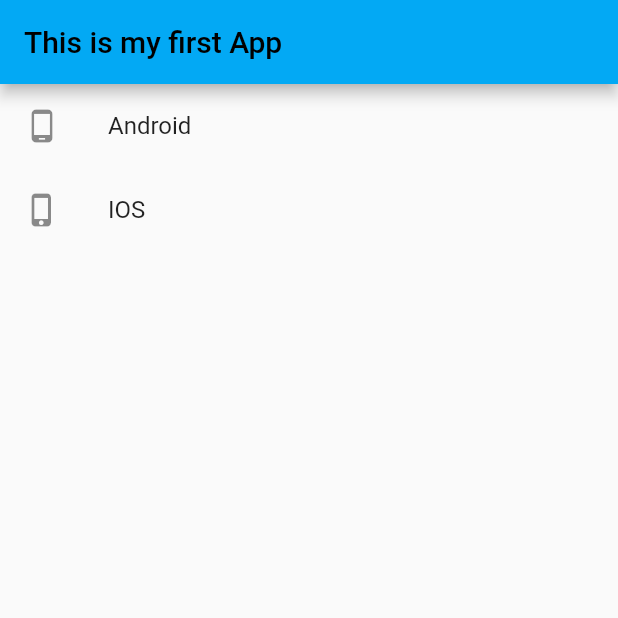
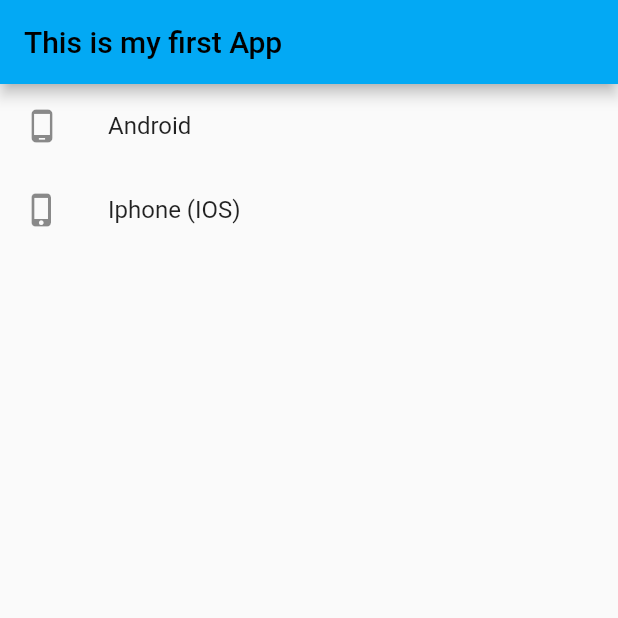
Before and after one commit to StewardHE/MobileAPP_Code, a Flutter app: the screen it shows after launch, on a phone screen of 412 x 824 dp, the top half of it. Run offline on Flutter 3.47's test engine with Material 2 defaults, Android fonts, the phone set to English and light mode, and no system bars.

Commit message:
Discovering code functions: main colors, main titles, text and icons

```diff
--- a/lib/main.dart
+++ b/lib/main.dart
@@ -85,7 +85,7 @@ class _MyHomePageState extends State<MyHomePage> {
             new ListTile(
               leading:
                   const Icon(Icons.phone_iphone), // agrega el icono de Iphone
-              title: const Text('IOS'), // agrega el texto de IOS
+              title: const Text('Iphone (IOS)'), // agrega el texto de IOS
             )
           ],
         ),
```
